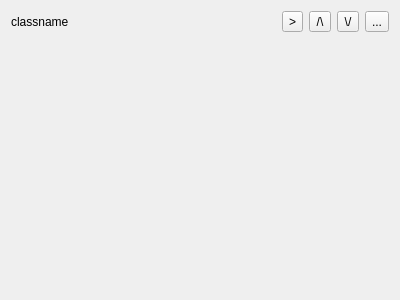
OpenFairWind/fairwindplusplus, file apps/settings/browser/UIItem.ui: the form before one commit.
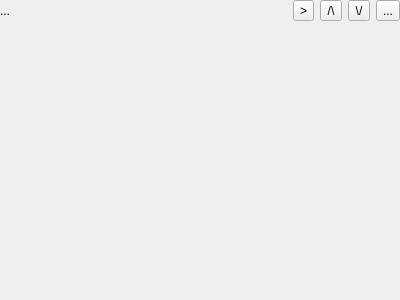
The form after the commit.

Commit message: Removed 12 pixel around main grid layout (maybe was not a good idea, now the container is not scrolling)

What changed in the file:
```diff
--- a/apps/settings/browser/UIItem.ui
+++ b/apps/settings/browser/UIItem.ui
@@ -14,6 +14,18 @@
    <string>UIItem</string>
   </property>
   <layout class="QGridLayout" name="gridLayout">
+   <property name="leftMargin">
+    <number>0</number>
+   </property>
+   <property name="topMargin">
+    <number>0</number>
+   </property>
+   <property name="rightMargin">
+    <number>0</number>
+   </property>
+   <property name="bottomMargin">
+    <number>0</number>
+   </property>
    <item row="0" column="0">
     <layout class="QVBoxLayout" name="verticalLayout">
      <item>
@@ -21,7 +33,7 @@
        <item>
         <widget class="QLabel" name="label_Class">
          <property name="text">
-          <string>classname</string>
+          <string>...</string>
          </property>
         </widget>
        </item>
```
Left out of the diff: 2 changed lines with no effect on the pictures. The commit also changes 1 other file.
